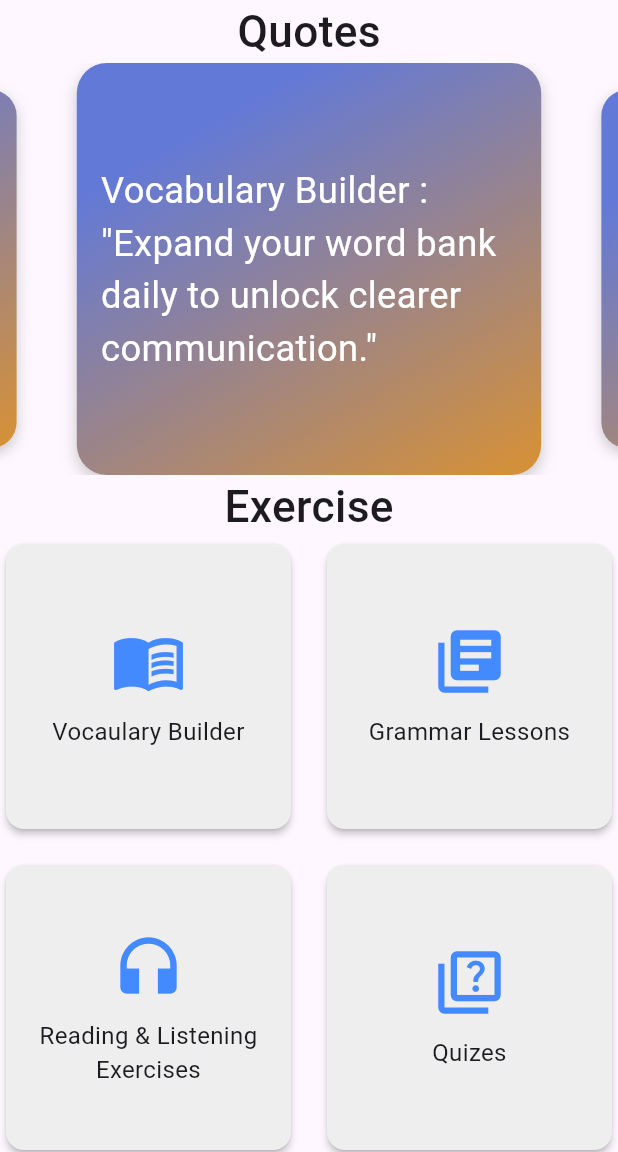
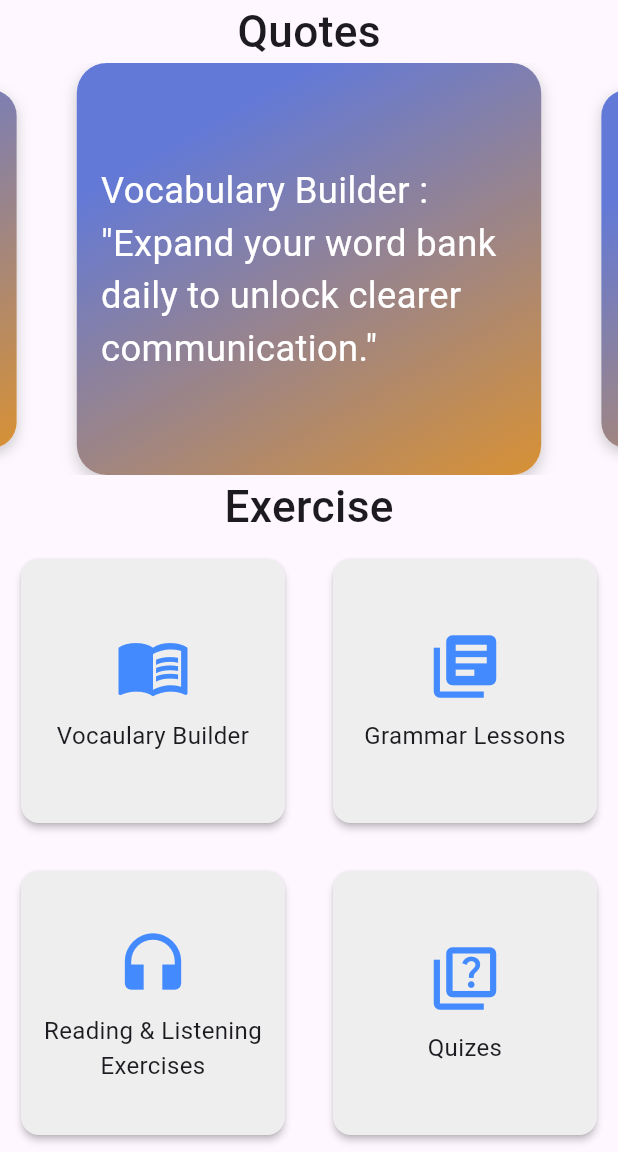
Before and after one commit to Hassan9865/English-Learning-App, a Flutter app: the HomeView screen opened by its route, on a phone screen of 412 x 824 dp, the part 84-1236 px from its top. Run offline on Flutter 3.47's test engine with Material 3 defaults, Android fonts, the phone set to English and light mode, and no system bars; drawn by our look-alikes of carousel_slider; our stand-ins replace flutter_tts, lottie, persistent_bottom_nav_bar, shared_preferences, stacked, stacked_services and 1 more; accounts and stored records are empty.

Commit message:
some updates

```diff
--- a/lib/view/home/home_view.dart
+++ b/lib/view/home/home_view.dart
@@ -58,8 +58,8 @@ class HomeView extends StatelessWidget {
                 Expanded(
                   child: GridView.count(
                     crossAxisCount: 2,
-                    crossAxisSpacing: 16,
-                    mainAxisSpacing: 16,
+                    crossAxisSpacing: 4,
+                    mainAxisSpacing: 4,
                     children: [
                       MyCard(
                         title: "Vocaulary Builder",
--- a/lib/view/home/widget/my_card.dart
+++ b/lib/view/home/widget/my_card.dart
@@ -16,10 +16,13 @@ class MyCard extends StatelessWidget {
   Widget build(BuildContext context) {
     return GestureDetector(
       onTap: ontap,
+      child: Padding(
+        padding: const EdgeInsets.all(10.0),
         child: Card(
           color: Colors.grey[200],
           elevation: 2,
-        shape: RoundedRectangleBorder(borderRadius: BorderRadius.circular(12)),
+          shape:
+              RoundedRectangleBorder(borderRadius: BorderRadius.circular(12)),
           child: Column(
             mainAxisAlignment: MainAxisAlignment.center,
             children: [
@@ -41,6 +44,7 @@ class MyCard extends StatelessWidget {
             ],
           ),
         ),
+      ),
     );
   }
 }
```
Lines whose indentation alone changed are shown as unchanged.
